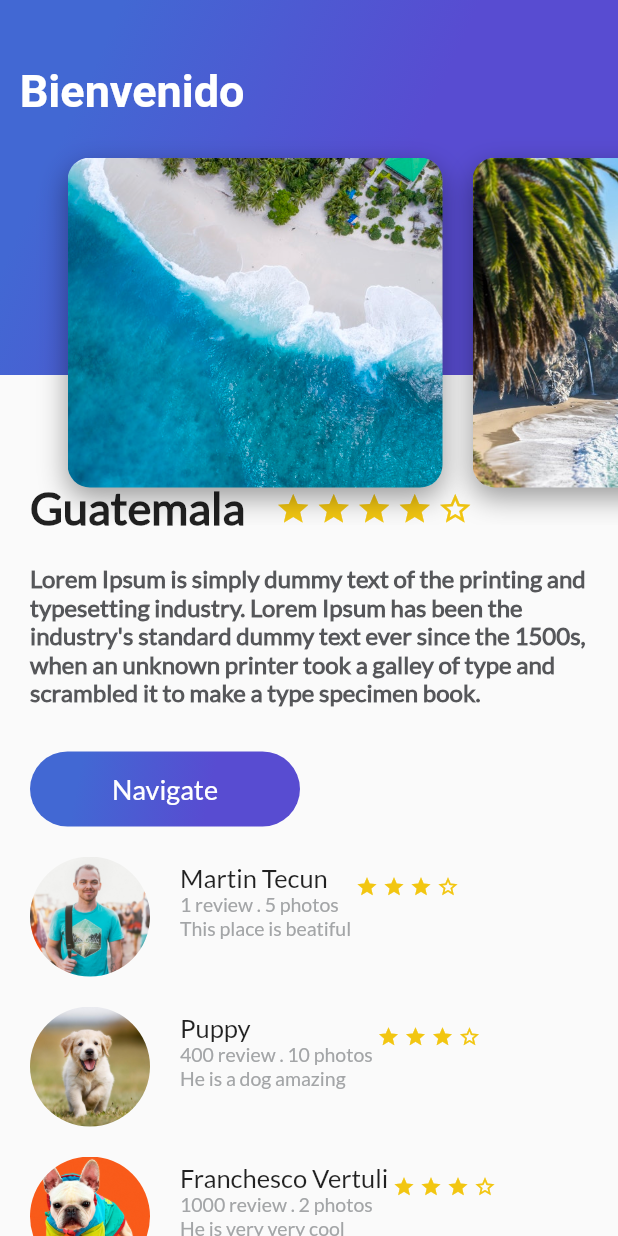
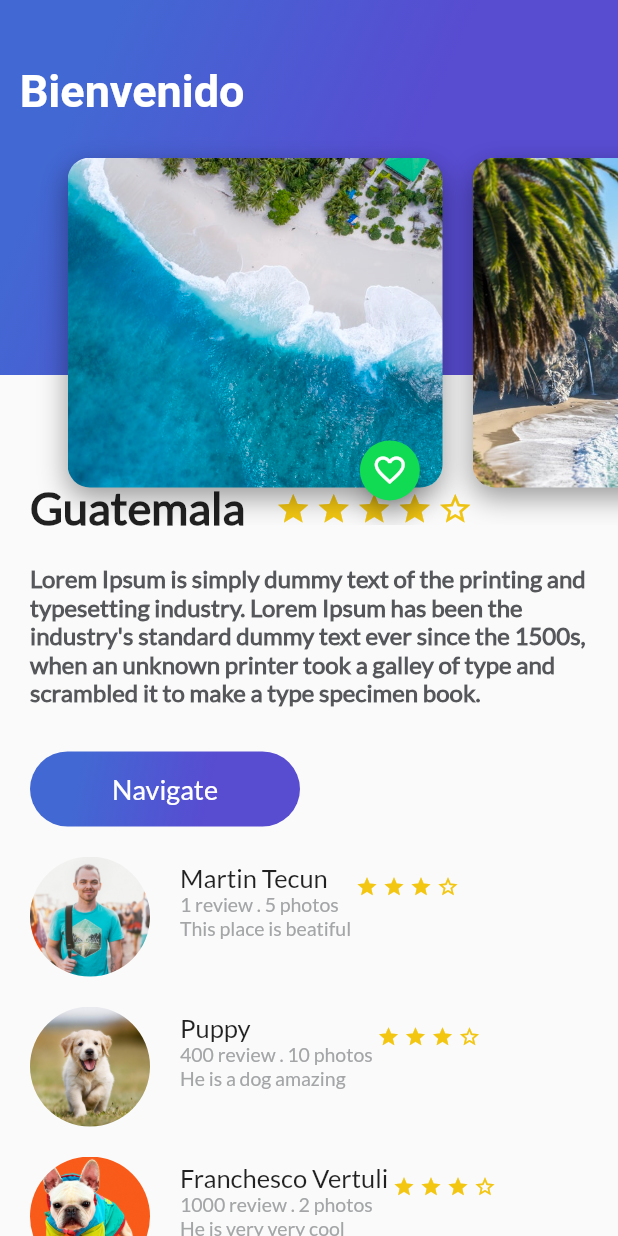
Before and after one commit to tecunMartin/course_Flutter_avanzado_platzi, a Flutter app: the screen it shows after launch, on a phone screen of 412 x 824 dp. Run offline on Flutter 3.47's test engine with Material 2 defaults, Android fonts, the phone set to English and light mode, and no system bars; Roboto replaces fonts that are missing (Plato).

Commit message:
Creamos el Floating action button para fav y trabajando en el lowbar

```diff
--- a/lib/card_imge.dart
+++ b/lib/card_imge.dart
@@ -1,4 +1,5 @@
 import 'package:flutter/material.dart';
+import 'package:platzi_tripss_app/floating_action_button_green.dart';
 
 
 class CardImage extends StatelessWidget {
@@ -32,6 +33,12 @@ class CardImage extends StatelessWidget {
       ),
     );
 
-    return card;
+    return Stack(
+      alignment: Alignment(0.9,1.1),
+      children: <Widget>[
+        card,
+        FloatingActionButtonGreen(),
+      ],
+    );
   }
 }
--- /dev/null
+++ b/lib/floating_action_button_green.dart
@@ -0,0 +1,43 @@
+import 'package:flutter/material.dart';
+
+
+class FloatingActionButtonGreen extends StatefulWidget {
+  @override
+  _FloatingActionButtonGreenState createState() => _FloatingActionButtonGreenState();
+}
+
+class _FloatingActionButtonGreenState extends State<FloatingActionButtonGreen> {
+
+  IconData cambiarIcon = Icons.favorite_border;
+
+void _onPressedFav(){
+  if(cambiarIcon == Icons.favorite_border){
+    _textoSnack("Agregaste a tus favoritos");
+    cambiarIcon = Icons.favorite;
+  }else{
+    _textoSnack("Desechado de favoritos");
+    cambiarIcon = Icons.favorite_border;
+  }
+  setState((){});
+}
+
+void _textoSnack(String contenido){
+  Scaffold.of(context).showSnackBar(
+    SnackBar(
+      content: Text(contenido),
+      duration: Duration(seconds: 1),
+    )
+  );
+}
+
+  @override
+  Widget build(BuildContext context) {
+    return FloatingActionButton(
+      backgroundColor: Color(0xFF11DA53),
+      mini: true,
+      tooltip: "FAV",
+      child: Icon(cambiarIcon),
+      onPressed: _onPressedFav,
+    );
+  }
+}
--- /dev/null
+++ b/lib/home_trip.dart
@@ -0,0 +1,28 @@
+import 'package:flutter/material.dart';
+
+import 'package:platzi_tripss_app/description_place.dart';
+import 'package:platzi_tripss_app/header_appbar.dart';
+import 'package:platzi_tripss_app/platzi_trips.dart';
+import 'package:platzi_tripss_app/review_list.dart';
+
+final _descriptionDummy = "Lorem Ipsum is simply dummy text of the printing and typesetting industry. Lorem Ipsum has been the industry's standard dummy text ever since the 1500s, when an unknown printer took a galley of type and scrambled it to make a type specimen book.";
+
+class HomeTrips extends StatelessWidget {
+  @override
+  Widget build(BuildContext context) {
+    return Scaffold(
+      body: Stack(
+        children: <Widget>[
+          ListView(
+            children: <Widget>[
+              DescriptionPlace(namePlace: "Guatemala", stars: 4, descriptionPlace: _descriptionDummy,),
+              ReviewList(),
+            ],
+          ),
+          HeaderAppBar(),
+          /* PlatziTrips(), */
+        ],
+      ),
+    );
+  }
+}
--- a/lib/main.dart
+++ b/lib/main.dart
@@ -1,9 +1,7 @@
 import 'package:flutter/material.dart';
 import 'package:flutter/services.dart';
 
-import 'package:platzi_tripss_app/description_place.dart';
-import 'package:platzi_tripss_app/header_appbar.dart';
-import 'package:platzi_tripss_app/review_list.dart';
+import 'package:platzi_tripss_app/home_trip.dart';
 
 void main(){
   SystemChrome.setSystemUIOverlayStyle(
@@ -17,8 +15,6 @@ void main(){
 
 class MyApp extends StatelessWidget {
   // This widget is the root of your application.
-  final _descriptionDummy = "Lorem Ipsum is simply dummy text of the printing and typesetting industry. Lorem Ipsum has been the industry's standard dummy text ever since the 1500s, when an unknown printer took a galley of type and scrambled it to make a type specimen book.";
-
   @override
   Widget build(BuildContext context) {
     return MaterialApp(
@@ -28,23 +24,7 @@ class MyApp extends StatelessWidget {
         primarySwatch: Colors.blue[255],
         visualDensity: VisualDensity.adaptivePlatformDensity,
       ),
-      home: Scaffold(
-/*         appBar: AppBar(
-          centerTitle: true,
-          title: Text("LandScape"),
-        ), */
-        body: Stack(
-          children: <Widget>[
-            ListView(
-              children: <Widget>[
-                DescriptionPlace(namePlace: "Guatemala", stars: 4, descriptionPlace: _descriptionDummy,),
-                ReviewList(),
-              ],
-            ),
-            HeaderAppBar(),
-          ],
-        ),
-    ),
-  );
+      home: HomeTrips(),
+    );
   }
 }
```
Also changed, not shown: lib/platzi_trips.dart (added, +35 -0 lines), lib/button_purple.dart (line endings or trailing spaces).
